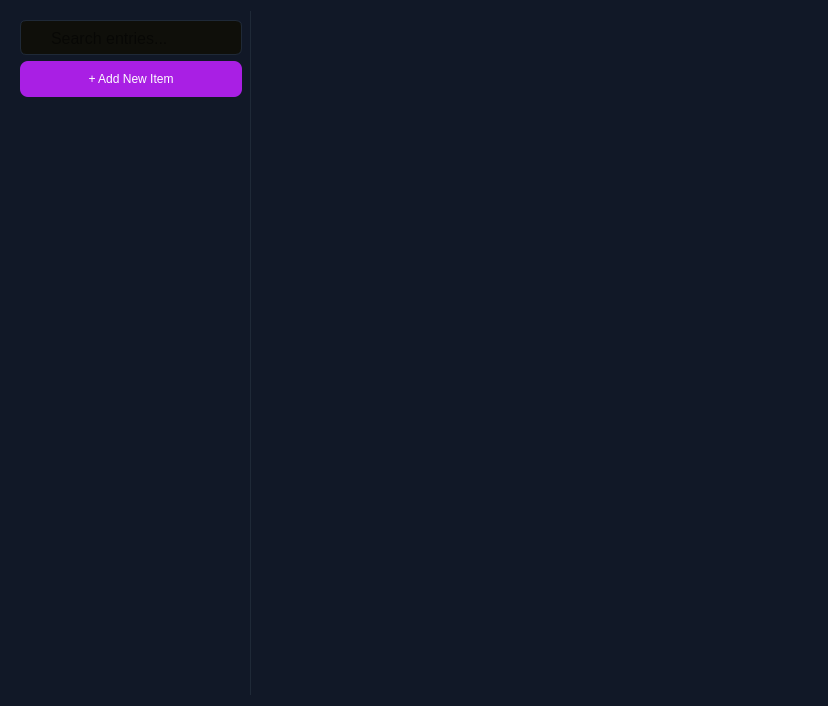
The window that src/mainContent/viewentries.ui (Keypr-org/qt_client) describes before a commit, drawn with Qt 5.
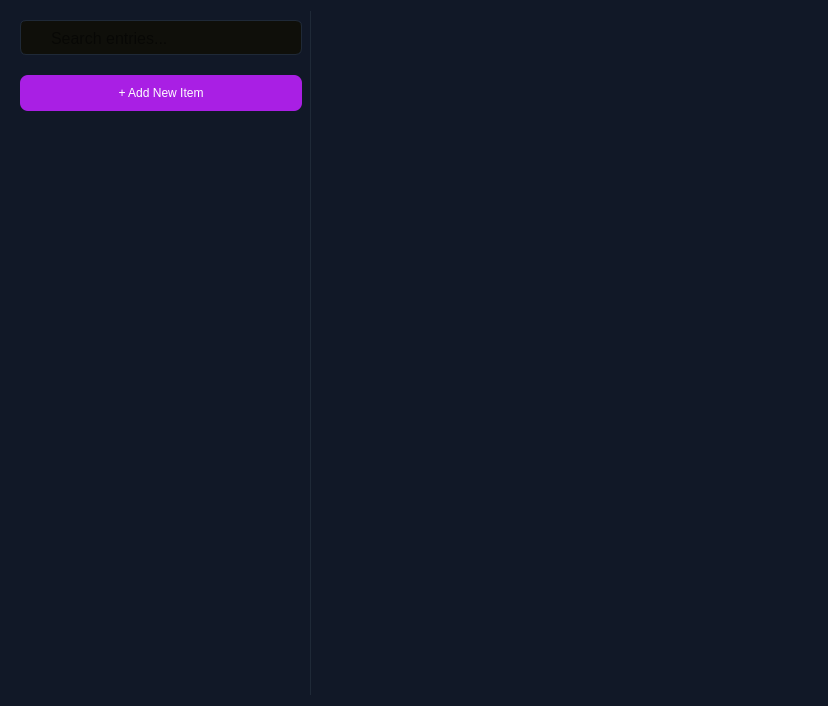
The same window after the commit. Icons and pictures are not drawn.

Commit message: [Feat]: Add entries list page

```diff
--- a/src/mainContent/viewentries.ui
+++ b/src/mainContent/viewentries.ui
@@ -25,6 +25,12 @@
   <layout class="QHBoxLayout" name="horizontalLayout" stretch="3,7">
    <item>
     <widget class="QWidget" name="entries" native="true">
+     <property name="minimumSize">
+      <size>
+       <width>300</width>
+       <height>0</height>
+      </size>
+     </property>
      <property name="styleSheet">
       <string notr="true">#newItemButton {
 	background: #A91FE4;
@@ -45,9 +51,17 @@
 
 #entriesList {
 	background: transparent;
+}
+
+QListWidget::item:selected {
+        background: transparent;
+        color: inherit;
 }</string>
      </property>
      <layout class="QVBoxLayout" name="verticalLayout">
+      <property name="spacing">
+       <number>20</number>
+      </property>
       <item>
        <widget class="QWidget" name="searchEntries" native="true">
         <property name="maximumSize">
```
The commit also changes 5 other files.
